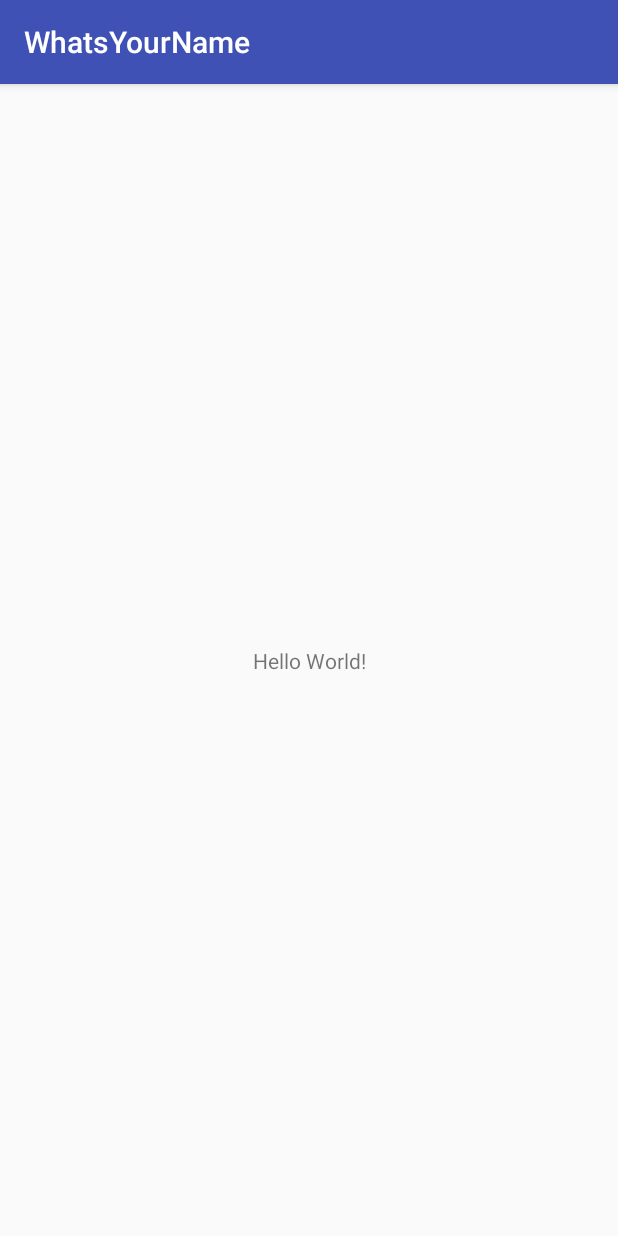
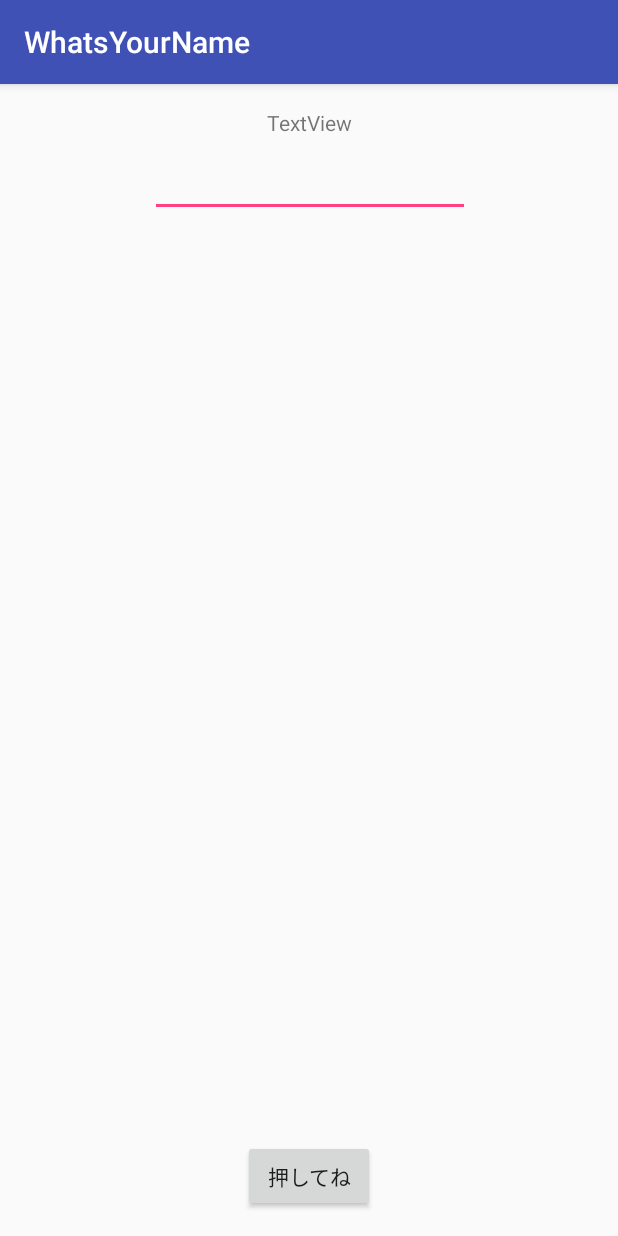
Before and after one commit to boardguy1024/Rearning_Android_Kotlin, an Android app: the screen it shows after launch (MainActivity), on a phone screen of 412 x 824 dp. Run offline under Robolectric (Android 15) with nearby library versions, the phone set to English and light mode, and no system bars.

Commit message:
文字入力して標示させる簡単なアプリ完成

```diff
--- a/WhatsYourName/app/src/main/java/com/example/parkkyungsuk/whatsyourname/MainActivity.kt
+++ b/WhatsYourName/app/src/main/java/com/example/parkkyungsuk/whatsyourname/MainActivity.kt
@@ -2,11 +2,43 @@ package com.example.parkkyungsuk.whatsyourname
 
 import android.support.v7.app.AppCompatActivity
 import android.os.Bundle
+import android.view.View
+import android.widget.Button
+import android.widget.EditText
+import android.widget.ImageView
+import android.widget.TextView
+import kotlinx.android.synthetic.main.activity_main.*
 
 class MainActivity : AppCompatActivity() {
 
     override fun onCreate(savedInstanceState: Bundle?) {
         super.onCreate(savedInstanceState)
         setContentView(R.layout.activity_main)
+
+//        val textView: TextView = findViewById(R.id.textView)
+//        val editText: EditText = findViewById(R.id.editText)
+//        val button = findViewById<Button>(R.id.button)
+//        val imageView = findViewById<ImageView>(R.id.imageView)
+
+
+        // 下記の方法を使うには
+        // View.OnClickListener Interface宣言し、 fun onClick(p0: View?) を overrideすべき
+        //As swift : button.onClickDelegate = self
+       // button.setOnClickListener(this)
+
+        // Swiftのくろーじゃーっぽいやつ
+        //これだけで実行できる
+        button.setOnClickListener {
+            textView.text = "こんにちは " + editText.text.toString() + "さん"
+            imageView.setImageResource(R.drawable.hello)
+        }
     }
+
+//    // As Swift : Action buttonTapped { sender in   }
+//    override fun onClick(p0: View?) {
+//
+//        textView.text = "こんにちは " + editText.text.toString() + "さん"
+//        imageView.setImageResource(R.drawable.hello)
+//
+//    }
 }
--- a/WhatsYourName/app/src/main/res/layout/activity_main.xml
+++ b/WhatsYourName/app/src/main/res/layout/activity_main.xml
@@ -7,12 +7,47 @@
     tools:context=".MainActivity">
 
     <TextView
+        android:id="@+id/textView"
+        android:layout_width="0dp"
+        android:layout_height="wrap_content"
+        android:layout_marginTop="16dp"
+        android:gravity="center"
+        android:text="TextView"
+        app:layout_constraintEnd_toEndOf="parent"
+        app:layout_constraintStart_toStartOf="parent"
+        app:layout_constraintTop_toTopOf="parent"
+        tools:text="あなたの名前をおしえてください" />
+
+    <EditText
+        android:id="@+id/editText"
         android:layout_width="wrap_content"
         android:layout_height="wrap_content"
-        android:text="Hello World!"
+        android:layout_marginTop="8dp"
+        android:ems="10"
+        android:inputType="textPersonName"
+        app:layout_constraintEnd_toEndOf="parent"
+        app:layout_constraintHorizontal_bias="0.502"
+        app:layout_constraintStart_toStartOf="parent"
+        app:layout_constraintTop_toBottomOf="@+id/textView" />
+
+    <Button
+        android:id="@+id/button"
+        android:layout_width="wrap_content"
+        android:layout_height="wrap_content"
+        android:layout_marginBottom="16dp"
+        android:text="押してね"
         app:layout_constraintBottom_toBottomOf="parent"
-        app:layout_constraintLeft_toLeftOf="parent"
-        app:layout_constraintRight_toRightOf="parent"
+        app:layout_constraintEnd_toEndOf="parent"
+        app:layout_constraintStart_toStartOf="parent" />
+
+    <ImageView
+        android:id="@+id/imageView"
+        android:layout_width="wrap_content"
+        android:layout_height="0dp"
+        android:layout_marginBottom="80dp"
+        android:layout_marginTop="100dp"
+        app:layout_constraintBottom_toBottomOf="parent"
+        app:layout_constraintEnd_toEndOf="parent"
+        app:layout_constraintStart_toStartOf="parent"
         app:layout_constraintTop_toTopOf="parent" />
-
 </android.support.constraint.ConstraintLayout>
```
Also changed, not shown: WhatsYourName/app/src/main/res/drawable/hello.png (added).
